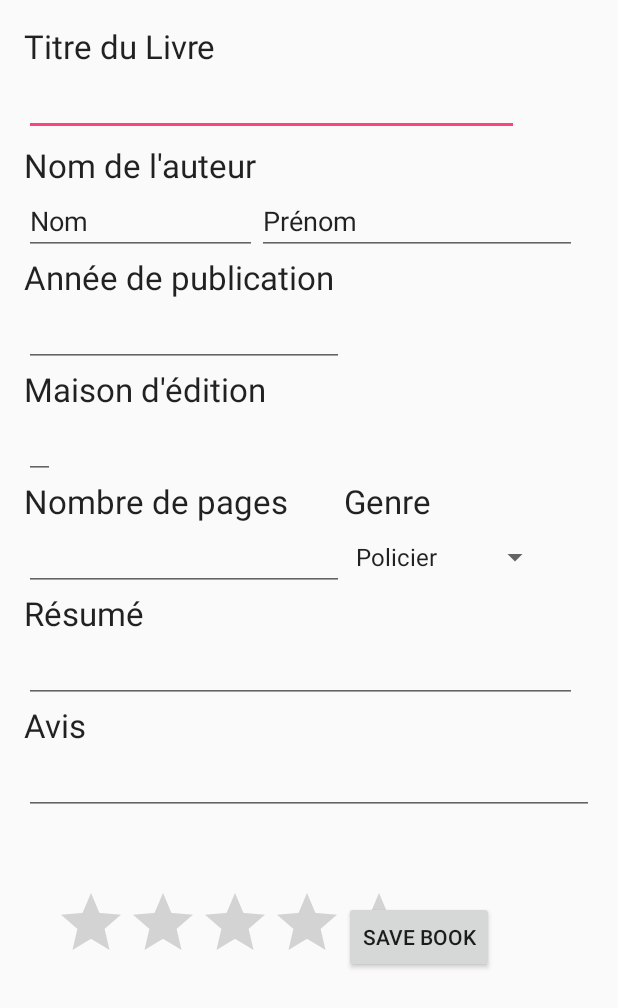
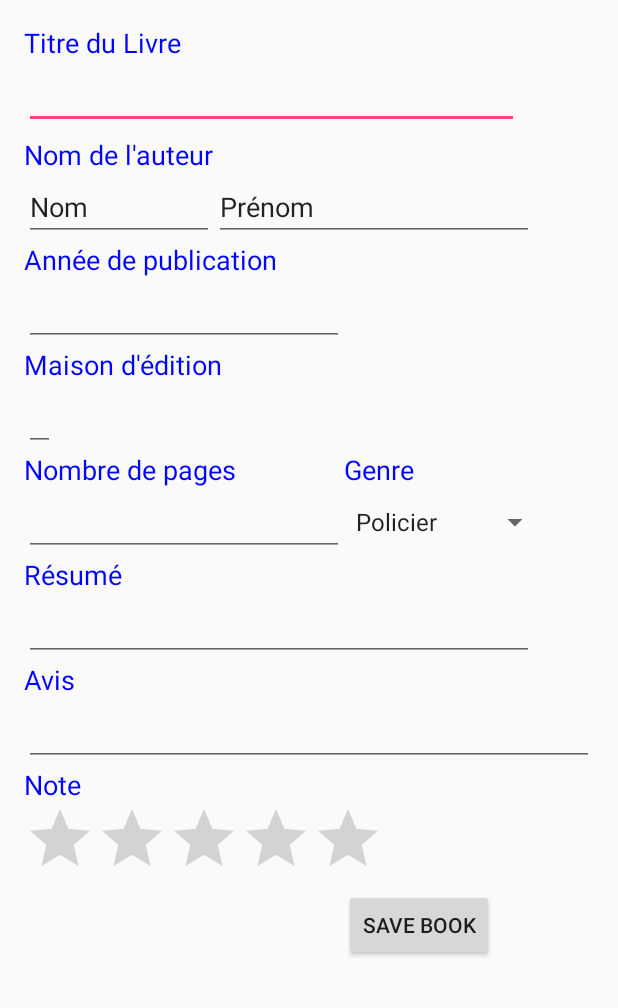
Before and after one commit to Melanieplaton/AppMaBibliotheque, an Android app: the BookRegistration screen opened directly, with no data from a screen before it, on a phone screen of 412 x 824 dp. Shown: the top 1008 px of the screen. Run offline under Robolectric (Android 15) with nearby library versions, the phone set to English and light mode, and no system bars.

Commit message:
Commit du 18/08/2016 à 13h25 Changement des couleurs, taille d'écriture

```diff
--- a/app/src/main/res/layout/activity_main.xml
+++ b/app/src/main/res/layout/activity_main.xml
@@ -13,6 +13,8 @@
     <Button
         android:layout_width="wrap_content"
         android:layout_height="wrap_content"
+        android:textAppearance="?android:attr/textAppearanceMedium"
+        android:textStyle="bold"
         android:text="@string/main_button_chain"
         android:id="@+id/button"
         android:layout_alignParentBottom="true"
@@ -23,6 +25,7 @@
     <ListView
         android:layout_width="match_parent"
         android:layout_height="match_parent"
+        android:textColor="#0004ff"
         android:id="@+id/listView"
          />
 
--- a/app/src/main/res/layout/content_book_registration.xml
+++ b/app/src/main/res/layout/content_book_registration.xml
@@ -29,7 +29,8 @@
         <TextView
             android:layout_width="wrap_content"
             android:layout_height="wrap_content"
-            android:textAppearance="?android:attr/textAppearanceLarge"
+            android:textAppearance="?android:attr/textAppearanceMedium"
+            android:textColor="#0004ff"
             android:text="@string/Book_Name"
             android:id="@+id/textView"
             android:layout_alignParentTop="true"
@@ -48,7 +49,8 @@
         <TextView
             android:layout_width="wrap_content"
             android:layout_height="wrap_content"
-            android:textAppearance="?android:attr/textAppearanceLarge"
+            android:textAppearance="?android:attr/textAppearanceMedium"
+            android:textColor="#0004ff"
             android:text="@string/Author_Name"
             android:id="@+id/textView2"
             android:layout_below="@+id/textView"
@@ -82,7 +84,8 @@
         <TextView
             android:layout_width="wrap_content"
             android:layout_height="wrap_content"
-            android:textAppearance="?android:attr/textAppearanceLarge"
+            android:textAppearance="?android:attr/textAppearanceMedium"
+            android:textColor="#0004ff"
             android:text="@string/Published_Year"
             android:id="@+id/textView3"
             android:layout_below="@+id/Writing_Author_Name"
@@ -102,7 +105,8 @@
         <TextView
             android:layout_width="wrap_content"
             android:layout_height="wrap_content"
-            android:textAppearance="?android:attr/textAppearanceLarge"
+            android:textAppearance="?android:attr/textAppearanceMedium"
+            android:textColor="#0004ff"
             android:text="@string/Home_Edition"
             android:id="@+id/Text_View"
             android:layout_below="@+id/Writing_Date"
@@ -120,7 +124,8 @@
         <TextView
             android:layout_width="wrap_content"
             android:layout_height="wrap_content"
-            android:textAppearance="?android:attr/textAppearanceLarge"
+            android:textAppearance="?android:attr/textAppearanceMedium"
+            android:textColor="#0004ff"
             android:text="Nombre de pages"
             android:id="@+id/Page_Number"
             android:layout_below="@+id/Writing_Home_Edition"
@@ -130,7 +135,8 @@
         <TextView
             android:layout_width="wrap_content"
             android:layout_height="wrap_content"
-            android:textAppearance="?android:attr/textAppearanceLarge"
+            android:textAppearance="?android:attr/textAppearanceMedium"
+            android:textColor="#0004ff"
             android:text="Genre"
             android:id="@+id/Genre"
             android:layout_above="@+id/Writing_Page_Number"
@@ -150,7 +156,8 @@
         <TextView
             android:layout_width="wrap_content"
             android:layout_height="wrap_content"
-            android:textAppearance="?android:attr/textAppearanceLarge"
+            android:textAppearance="?android:attr/textAppearanceMedium"
+            android:textColor="#0004ff"
             android:text="Résumé"
             android:id="@+id/Summary"
             android:layout_below="@+id/Writing_Page_Number"
@@ -172,7 +179,8 @@
         <TextView
             android:layout_width="wrap_content"
             android:layout_height="wrap_content"
-            android:textAppearance="?android:attr/textAppearanceLarge"
+            android:textAppearance="?android:attr/textAppearanceMedium"
+            android:textColor="#0004ff"
             android:text="Avis"
             android:id="@+id/Your_Opinion"
             android:layout_below="@+id/Writing_The_Summary"
@@ -202,14 +210,25 @@
             android:layout_alignRight="@string/Writing_Book_Name"
             android:layout_alignEnd="@string/Writing_Book_Name" />
 
+        <TextView
+            android:layout_width="wrap_content"
+            android:layout_height="wrap_content"
+            android:textAppearance="?android:attr/textAppearanceMedium"
+            android:textColor="#0004ff"
+            android:text="Note"
+            android:id="@+id/Your_Note"
+            android:layout_below="@+id/Writing_Your_Opinion"
+            android:layout_alignParentLeft="true"
+            android:layout_alignParentStart="true"/>
+
         <RatingBar
             android:layout_width="wrap_content"
             android:layout_height="wrap_content"
             android:id="@+id/ratingBar"
-            android:layout_alignParentBottom="true"
-            android:layout_below="@+id/Writing_Your_Opinion"
-            android:layout_toRightOf="@+id/Writing_Home_Edition"
-            android:layout_toEndOf="@+id/Writing_Home_Edition" />
+            android:layout_below="@+id/Your_Note"
+            android:layout_alignParentLeft="true"
+            android:layout_alignParentStart="true"/>
+
 
         <Button
             android:layout_width="wrap_content"
--- a/app/src/main/res/values/colors.xml
+++ b/app/src/main/res/values/colors.xml
@@ -1,6 +1,6 @@
 <?xml version="1.0" encoding="utf-8"?>
 <resources>
-    <color name="colorPrimary">#3F51B5</color>
+    <color name="colorPrimary">#e2ed11</color>
     <color name="colorPrimaryDark">#303F9F</color>
     <color name="colorAccent">#FF4081</color>
 </resources>
--- a/app/src/main/res/values/strings.xml
+++ b/app/src/main/res/values/strings.xml
@@ -19,4 +19,5 @@
     <string name="Writing_The_Summary">Ecrire le résumé</string>
     <string name="Your_Opinion">Avis</string>
     <string name="Writing_Your_Opinion">Ecrire son avis</string>
+    <string name="Your_Note">Note</string>
 </resources>
```
